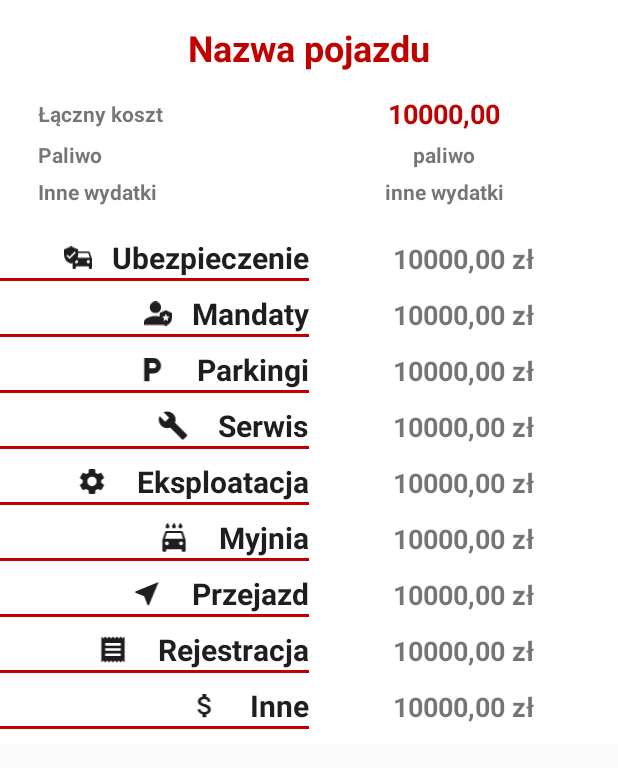
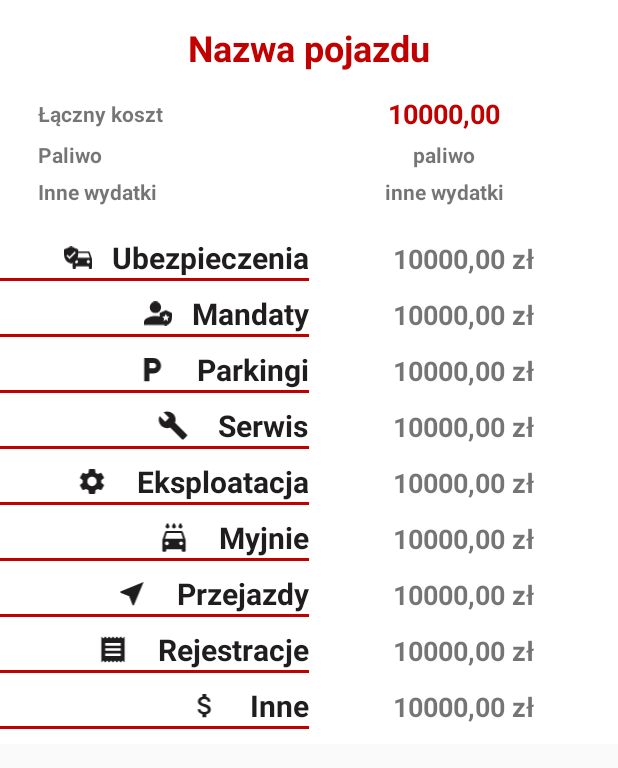
Before and after one commit to jserweta/eCar-Engineering-Thesis-App, an Android app: the fragment ExpensesStatisticsFragment shown on its own in the app's theme, on a phone screen of 412 x 824 dp. Shown: the top 768 px of the screen. Run offline under Robolectric (Android 15) with nearby library versions, the phone set to English and light mode, and no system bars; 4 statements that could not run were skipped.

Commit message:
string values change

```diff
--- a/app/src/main/java/com/agh/engineeringthesis/eCar/fragments/ExpenseListFragment.kt
+++ b/app/src/main/java/com/agh/engineeringthesis/eCar/fragments/ExpenseListFragment.kt
@@ -54,7 +54,7 @@ class ExpenseListFragment : Fragment() {
     }
 
     private fun getExpenses() =
-        if (currentVehicle != null)
+        if (currentVehicle != null) {
             dbHelper!!.getExpensesForVehicle(currentVehicle!!.getId())
-        else listOf()
+        }else listOf()
 }
--- a/app/src/main/res/values/strings.xml
+++ b/app/src/main/res/values/strings.xml
@@ -68,14 +68,14 @@
     <string name="total_expenses">Łączny koszt</string>
     <string name="fuel">Paliwo</string>
     <string name="other_expenses">Inne wydatki</string>
-    <string name="insurance">Ubezpieczenie</string>
+    <string name="insurance">Ubezpieczenia</string>
     <string name="tickets">Mandaty</string>
     <string name="parking">Parkingi</string>
     <string name="serwis">Serwis</string>
     <string name="eksploatacja">Eksploatacja</string>
-    <string name="car_wash">Myjnia</string>
-    <string name="road">Przejazd</string>
-    <string name="rejestracja">Rejestracja</string>
+    <string name="car_wash">Myjnie</string>
+    <string name="road">Przejazdy</string>
+    <string name="rejestracja">Rejestracje</string>
     <string name="other">Inne</string>
     <string name="no_notifications">Nie posiadasz żadnych powiadomień</string>
     <string name="notifications_add">Dodaj powiadomienie</string>
```
Also changed, not shown: app/src/main/java/com/agh/engineeringthesis/eCar/AddNotificationActivity.kt (+4 -10 lines), app/src/main/java/com/agh/engineeringthesis/eCar/util/CustomMarkerView.kt (+0 -9 lines).
